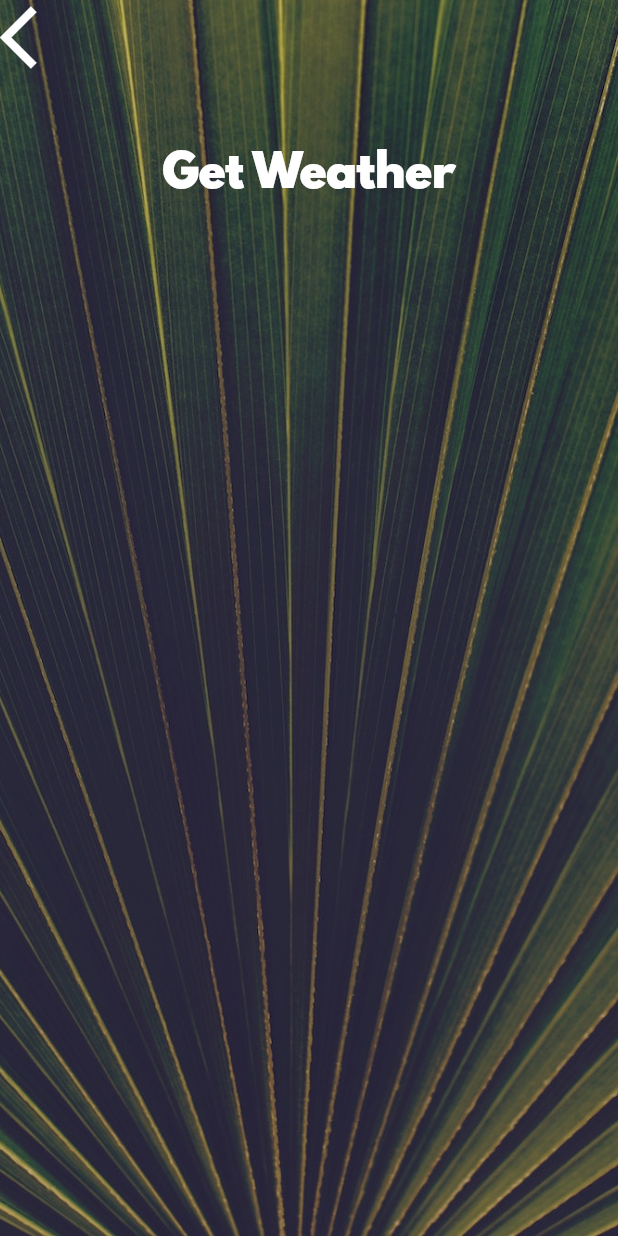
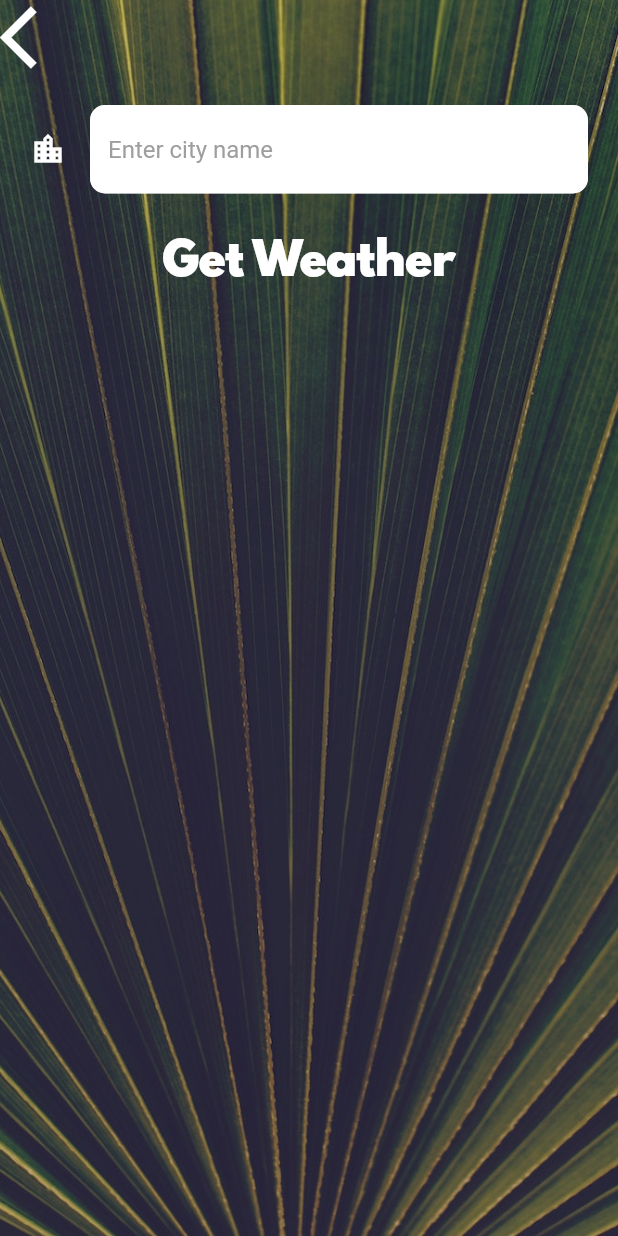
Before and after one commit to rohitpatil8195/weather_app_flutter, a Flutter app: the CityScreen screen opened directly, on a phone screen of 412 x 824 dp. Run offline on Flutter 3.47's test engine with Material 2 defaults, Android fonts, the phone set to English and light mode, and no system bars; our stand-ins replace flutter_spinkit, geolocator.

Commit message:
added textField,added search city and get weather, added weather by city, final commit.

```diff
--- a/lib/screens/city_screen.dart
+++ b/lib/screens/city_screen.dart
@@ -9,7 +9,7 @@ class CityScreen extends StatefulWidget {
 }
 
 class _CityScreenState extends State<CityScreen> {
-  @override
+   String? cityName;
   Widget build(BuildContext context) {
     return Scaffold(
       body: Container(
@@ -28,7 +28,9 @@ class _CityScreenState extends State<CityScreen> {
                 child: Container(
                   color: Colors.transparent,
                   child: InkWell(
-                    onTap: () {},
+                    onTap: () {
+                      Navigator.pop(context);
+                    },
                     child: const Icon(
                       Icons.arrow_back_ios,
                       size: 50.0,
@@ -38,15 +40,29 @@ class _CityScreenState extends State<CityScreen> {
               ),
               Container(
                 padding: const EdgeInsets.all(20.0),
-                child: null,
+                child:  TextField(
+                  onChanged:(value){
+                    setState(() {
+                      cityName=value;
+                    });
+                  },
+                  style: const TextStyle(color: Colors.black),
+                  decoration: kInputDecoration
+
+                ),
               ),
               Container(
                 color: Colors.transparent,
-                child: InkWell(
-                  onTap: () {},
-                  child: const Text(
-                    'Get Weather',
-                    style: kButtonTextStyle,
+                child: Material(
+                  color: Colors.transparent,
+                  child: InkWell(
+                    onTap: () {
+                        Navigator.pop(context, cityName);
+                    },
+                    child: const Text(
+                      'Get Weather',
+                      style: kButtonTextStyle,
+                    ),
                   ),
                 ),
               ),
--- a/lib/services/location.dart
+++ b/lib/services/location.dart
@@ -7,6 +7,8 @@ class Location{
    Location();
 
    Future<void> getCurrentLocation()async{
+     await Geolocator.checkPermission();
+     await Geolocator.requestPermission();
     try {
       Position position = await Geolocator.getCurrentPosition(
           desiredAccuracy: LocationAccuracy.low);
--- a/lib/utilities/constants.dart
+++ b/lib/utilities/constants.dart
@@ -7,7 +7,7 @@ const kTempTextStyle = TextStyle(
 
 const kMessageTextStyle = TextStyle(
   fontFamily: 'Spartan MB',
-  fontSize: 60.0,
+  fontSize: 50.0,
 );
 
 const kButtonTextStyle = TextStyle(
@@ -18,3 +18,18 @@ const kButtonTextStyle = TextStyle(
 const kConditionTextStyle = TextStyle(
   fontSize: 100.0,
 );
+
+
+const kInputDecoration=InputDecoration(
+    filled: true,
+    fillColor: Colors.white,
+    icon: Icon(
+      Icons.location_city,
+      color: Colors.white,
+    ),
+    hintText: 'Enter city name',
+    hintStyle: TextStyle(color: Colors.grey),
+    border: OutlineInputBorder(
+        borderRadius: BorderRadius.all(Radius.circular(10))
+    )
+);
```
Also changed, not shown: lib/screens/loading_screen.dart (+5 -10 lines), lib/screens/location_screen.dart (+26 -3 lines), lib/services/weather.dart (+24 -0 lines).
